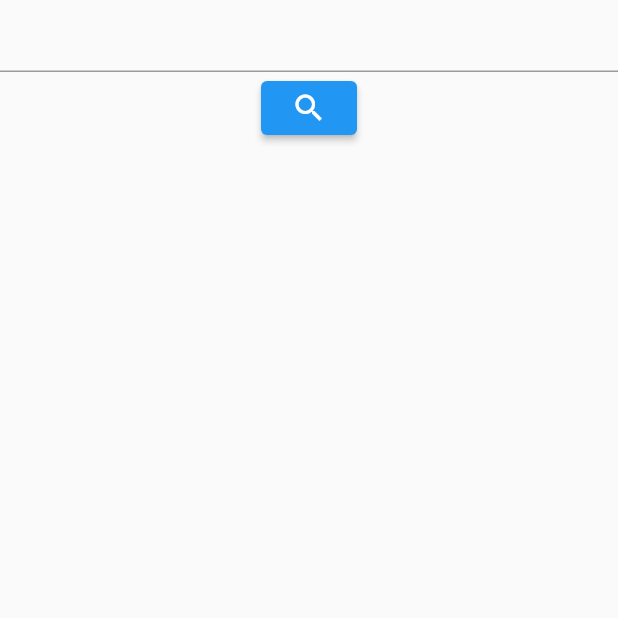
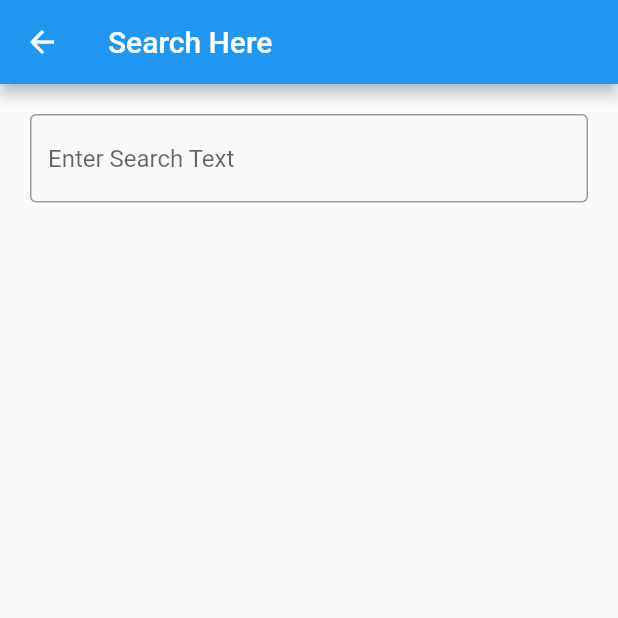
Before and after one commit to aorohith/Bloc-Student-Manager, a Flutter app: the SearchScreen screen opened directly, on a phone screen of 412 x 824 dp, the top half of it. Run offline on Flutter 3.47's test engine with Material 2 defaults, Android fonts, the phone set to English and light mode, and no system bars; our stand-ins replace bloc, flutter_bloc, hive_flutter, image_picker; accounts and stored records are empty.

Commit message:
Added onchange search result

```diff
--- a/lib/presentation/search_screen.dart
+++ b/lib/presentation/search_screen.dart
@@ -1,10 +1,14 @@
+import 'dart:io';
+
 import 'package:flutter/material.dart';
 import 'package:flutter/src/foundation/key.dart';
 import 'package:flutter/src/widgets/framework.dart';
 import 'package:flutter_bloc/flutter_bloc.dart';
 import 'package:student/infrastructure/student_model.dart';
+import 'package:student/presentation/student_details.dart';
 
 import '../application/student/student_cubit.dart';
+import '../core/constants.dart';
 
 class SearchScreen extends StatelessWidget {
   SearchScreen({Key? key}) : super(key: key);
@@ -13,42 +17,66 @@ class SearchScreen extends StatelessWidget {
   Widget build(BuildContext context) {
     context.read<StudentCubit>().search("");
     return Scaffold(
-      body: SafeArea(
+      appBar: AppBar(title: Text("Search Here")),
+      body: SafeArea(child: BlocBuilder<StudentCubit, StudentState>(
+        builder: (context, state) {
+          return Padding(
+            padding: const EdgeInsets.all(8.0),
             child: Column(
               children: [
-            TextFormField(
+                Padding(
+                  padding: const EdgeInsets.all(12.0),
+                  child: TextFormField(
                     controller: _search,
-            ),
-            ElevatedButton(
-              onPressed: () {
-                if (_search.text.trim().isEmpty) {
-                  return;
-                }
-                context.read<StudentCubit>().search(_search.text.trim());
-              },
-              child: Icon(
-                Icons.search,
+                    onChanged: (text) =>
+                        context.read<StudentCubit>().search(text),
+                    decoration: InputDecoration(
+                      hintText: "Enter Search Text",
+                      border: OutlineInputBorder(),
                     ),
                   ),
-            BlocBuilder<StudentCubit, StudentState>(
-              builder: (context, state) {
-                return Expanded(
-                  child: ListView.builder(
-                    itemCount: state.searchResult.length,
+                ),
+                Expanded(
+                  child: ListView.separated(
                     itemBuilder: (context, index) {
-                      StudentModel student = state.searchResult[index];
-                      return ListTile(
+                      // state as StudentInitial;
+                      StudentModel student = state.students[index];
+                      print(student.photo);
+                      return Card(
+                        child: ListTile(
+                          leading: student.photo == null
+                              ? CircleAvatar(
+                                  backgroundImage: NetworkImage(
+                                      'https://e7.pngegg.com/pngimages/78/788/png-clipart-computer-icons-avatar-business-computer-software-user-avatar-child-face.png'),
+                                  radius: 50,
+                                )
+                              : CircleAvatar(
+                                  backgroundImage:
+                                      FileImage(File(student.photo.toString())),
+                                  radius: 50,
+                                ),
                           title: Text(student.name),
                           subtitle: Text(student.division),
-                      );
+                          onTap: () {
+                            Navigator.push(
+                                context,
+                                MaterialPageRoute(
+                                    builder: (context) => StudentDetailPage(
+                                          index: index,
+                                        )));
                           },
                         ),
                       );
                     },
+                    separatorBuilder: (context, index) => kHeight,
+                    itemCount: state.students.length,
+                  ),
                 )
               ],
             ),
-      ),
+          );
+        },
+      )),
     );
   }
 }
```
Lines whose indentation alone changed are shown as unchanged.
